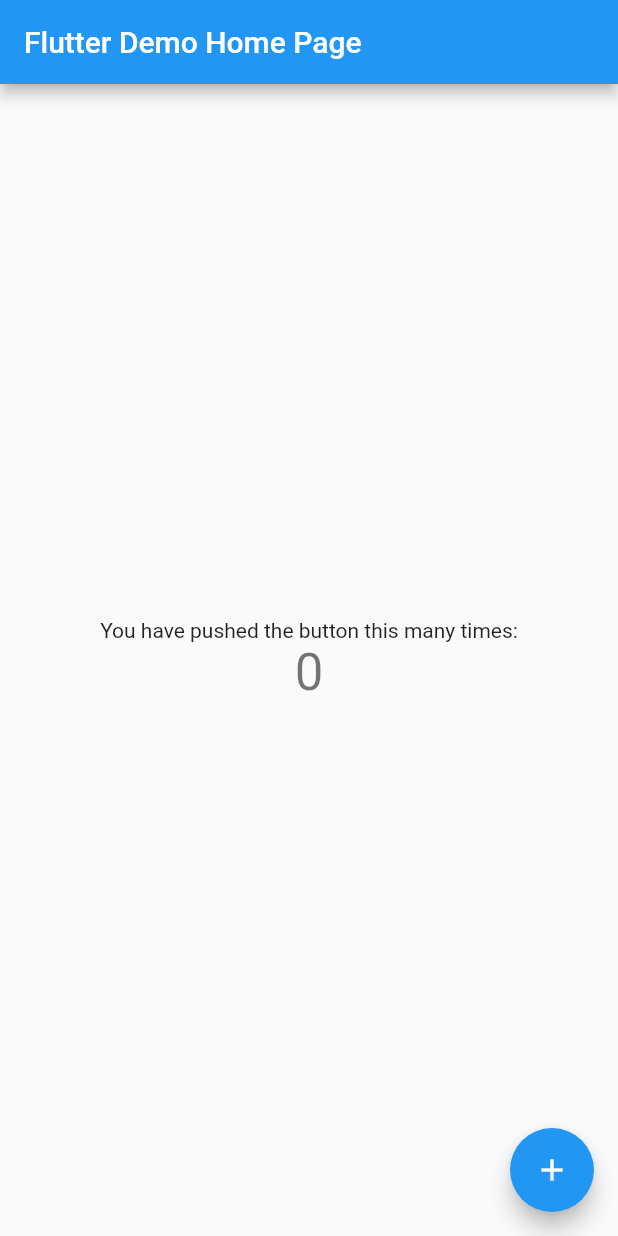
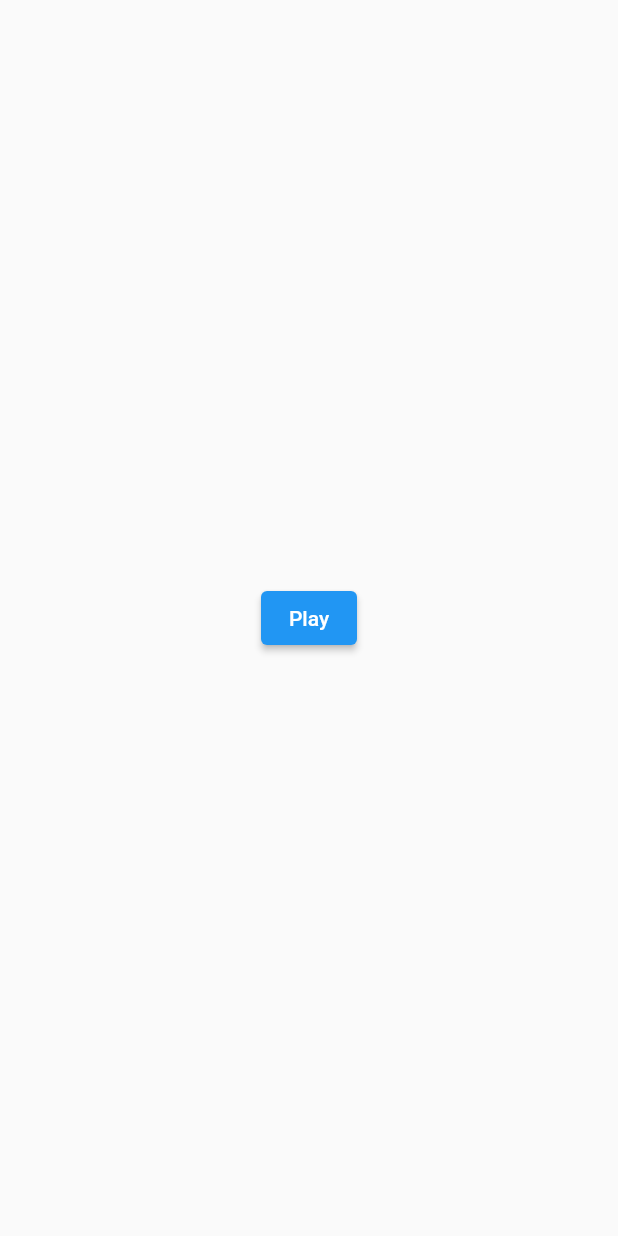
Before and after one commit to lewandowski-jan/mepronome, a Flutter app: the screen it shows after launch, on a phone screen of 412 x 824 dp. Run offline on Flutter 3.47's test engine with Material 2 defaults, Android fonts, the phone set to English and light mode, and no system bars; our stand-ins replace audioplayers, flutter_hooks; missing offline and left inert: audio_session, just_audio_web.

Commit message:
Add packages, add play sound from assets function, add play sound button, add metronome sound asset

```diff
--- /dev/null
+++ b/lib/generated_plugin_registrant.dart
@@ -0,0 +1,19 @@
+//
+// Generated file. Do not edit.
+//
+
+// ignore_for_file: lines_longer_than_80_chars
+
+import 'package:audio_session/audio_session_web.dart';
+import 'package:audioplayers/web/audioplayers_web.dart';
+import 'package:just_audio_web/just_audio_web.dart';
+
+import 'package:flutter_web_plugins/flutter_web_plugins.dart';
+
+// ignore: public_member_api_docs
+void registerPlugins(Registrar registrar) {
+  AudioSessionWeb.registerWith(registrar);
+  AudioplayersPlugin.registerWith(registrar);
+  JustAudioPlugin.registerWith(registrar);
+  registrar.registerMessageHandler();
+}
--- a/lib/main.dart
+++ b/lib/main.dart
@@ -1,113 +1,55 @@
+import 'dart:typed_data';
+
+import 'package:audioplayers/audioplayers.dart';
 import 'package:flutter/material.dart';
+import 'package:flutter_hooks/flutter_hooks.dart';
 
-void main() {
+void main() async {
   runApp(MyApp());
 }
 
+Future<AudioPlayer> play() async {
+  AudioCache cache = new AudioCache();
+  return await cache.play("Metronome2.wav");
+}
+
 class MyApp extends StatelessWidget {
-  // This widget is the root of your application.
+  const MyApp({
+    this.audioCache,
+    this.bytes,
+  }) : super();
+
+  final AudioCache? audioCache;
+  final Uint8List? bytes;
+
   @override
   Widget build(BuildContext context) {
     return MaterialApp(
       title: 'Flutter Demo',
       theme: ThemeData(
-        // This is the theme of your application.
-        //
-        // Try running your application with "flutter run". You'll see the
-        // application has a blue toolbar. Then, without quitting the app, try
-        // changing the primarySwatch below to Colors.green and then invoke
-        // "hot reload" (press "r" in the console where you ran "flutter run",
-        // or simply save your changes to "hot reload" in a Flutter IDE).
-        // Notice that the counter didn't reset back to zero; the application
-        // is not restarted.
         primarySwatch: Colors.blue,
       ),
-      home: MyHomePage(title: 'Flutter Demo Home Page'),
+      home: MyHomePage(),
     );
   }
 }
 
-class MyHomePage extends StatefulWidget {
-  MyHomePage({Key? key, required this.title}) : super(key: key);
-
-  // This widget is the home page of your application. It is stateful, meaning
-  // that it has a State object (defined below) that contains fields that affect
-  // how it looks.
-
-  // This class is the configuration for the state. It holds the values (in this
-  // case the title) provided by the parent (in this case the App widget) and
-  // used by the build method of the State. Fields in a Widget subclass are
-  // always marked "final".
-
-  final String title;
-
-  @override
-  _MyHomePageState createState() => _MyHomePageState();
-}
-
-class _MyHomePageState extends State<MyHomePage> {
-  int _counter = 0;
-
-  void _incrementCounter() {
-    setState(() {
-      // This call to setState tells the Flutter framework that something has
-      // changed in this State, which causes it to rerun the build method below
-      // so that the display can reflect the updated values. If we changed
-      // _counter without calling setState(), then the build method would not be
-      // called again, and so nothing would appear to happen.
-      _counter++;
-    });
-  }
-
+class MyHomePage extends HookWidget {
   @override
   Widget build(BuildContext context) {
-    // This method is rerun every time setState is called, for instance as done
-    // by the _incrementCounter method above.
-    //
-    // The Flutter framework has been optimized to make rerunning build methods
-    // fast, so that you can just rebuild anything that needs updating rather
-    // than having to individually change instances of widgets.
     return Scaffold(
-      appBar: AppBar(
-        // Here we take the value from the MyHomePage object that was created by
-        // the App.build method, and use it to set our appbar title.
-        title: Text(widget.title),
-      ),
       body: Center(
-        // Center is a layout widget. It takes a single child and positions it
-        // in the middle of the parent.
         child: Column(
-          // Column is also a layout widget. It takes a list of children and
-          // arranges them vertically. By default, it sizes itself to fit its
-          // children horizontally, and tries to be as tall as its parent.
-          //
-          // Invoke "debug painting" (press "p" in the console, choose the
-          // "Toggle Debug Paint" action from the Flutter Inspector in Android
-          // Studio, or the "Toggle Debug Paint" command in Visual Studio Code)
-          // to see the wireframe for each widget.
-          //
-          // Column has various properties to control how it sizes itself and
-          // how it positions its children. Here we use mainAxisAlignment to
-          // center the children vertically; the main axis here is the vertical
-          // axis because Columns are vertical (the cross axis would be
-          // horizontal).
           mainAxisAlignment: MainAxisAlignment.center,
-          children: <Widget>[
-            Text(
-              'You have pushed the button this many times:',
-            ),
-            Text(
-              '$_counter',
-              style: Theme.of(context).textTheme.headline4,
-            ),
+          children: [
+            ElevatedButton(
+                onPressed: () => play(),
+                child: Text(
+                  'Play',
+                )),
           ],
         ),
       ),
-      floatingActionButton: FloatingActionButton(
-        onPressed: _incrementCounter,
-        tooltip: 'Increment',
-        child: Icon(Icons.add),
-      ), // This trailing comma makes auto-formatting nicer for build methods.
     );
   }
 }
```
Also changed, not shown: pubspec.yaml (+6 -2 lines), 9 other files.
